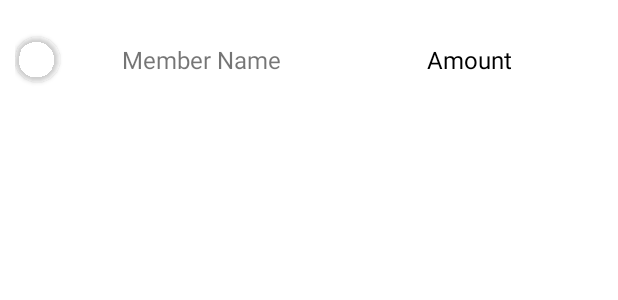
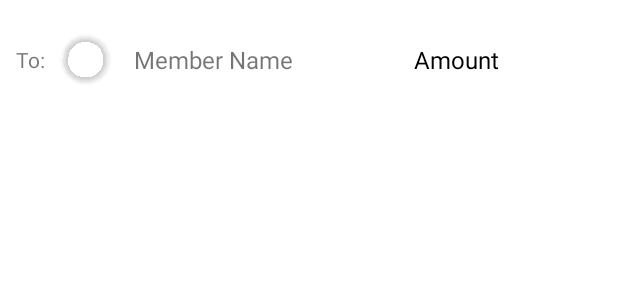
Before and after one commit to GoDutchCS/GoDutch, an Android app: the layout godutch_party_resolve_card_member.xml on its own in the app's theme, with its tools: preview values and no code run, on a phone screen of 412 x 824 dp. Shown: the top 300 px of the screen. Run offline under Robolectric (Android 15) with nearby library versions, the phone set to English and light mode, and no system bars.

Commit message:
add: label to card member

```diff
--- a/app/src/main/res/layout/godutch_party_resolve_card_member.xml
+++ b/app/src/main/res/layout/godutch_party_resolve_card_member.xml
@@ -8,12 +8,32 @@
     android:layout_marginTop="10dp"
     android:gravity="center_vertical"
     >
+    <LinearLayout
+        android:layout_width="0dp"
+        android:layout_height="match_parent"
+        android:layout_weight="1"
+        android:weightSum="2"
+        >
+        <LinearLayout
+            android:layout_width="0dp"
+            android:layout_height="match_parent"
+            android:layout_weight="1"
+            >
+            <com.google.android.material.textview.MaterialTextView
+                android:layout_width="wrap_content"
+                android:layout_height="match_parent"
+                android:gravity="center"
+                android:text="To: "
+                android:layout_marginRight="10dp"
+                />
             <androidx.cardview.widget.CardView
                 android:layout_width="30dp"
                 android:layout_height="30dp"
                 android:layout_marginRight="5dp"
                 android:backgroundTint="@android:color/transparent"
-        app:cardCornerRadius="15dp">
+                android:layout_gravity="center"
+                app:cardCornerRadius="15dp"
+                >
                 <ImageView
                     android:id="@+id/godutch_resolve_card_member_photo"
                     android:layout_width="match_parent"
@@ -23,12 +43,6 @@
                     android:layout_gravity="center_horizontal"
                     />
             </androidx.cardview.widget.CardView>
-    <LinearLayout
-        android:layout_width="0dp"
-        android:layout_height="match_parent"
-        android:layout_weight="1"
-        android:weightSum="2"
-        >
             <com.google.android.material.textview.MaterialTextView
                 android:id="@+id/godutch_resolve_card_member_name"
                 android:text="Member Name"
@@ -38,6 +52,7 @@
                 android:textSize="16sp"
                 android:gravity="center"
                 />
+        </LinearLayout>
         <com.google.android.material.textview.MaterialTextView
             android:id="@+id/godutch_resolve_card_member_money"
             android:text="Amount"
```
Lines whose indentation alone changed are shown as unchanged.
